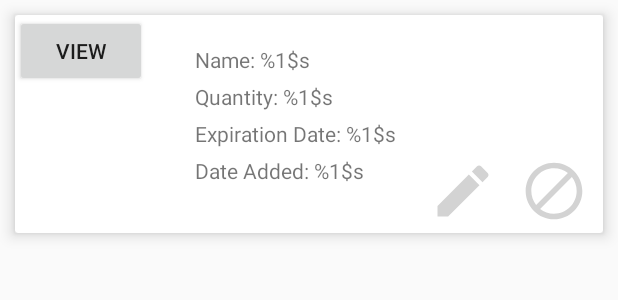
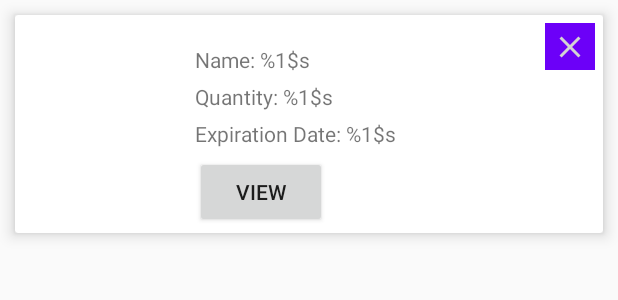
Before and after one commit to yyuanjing/Fridge_Friend, an Android app: the layout card_view_layout.xml on its own in the app's theme, with its tools: preview values and no code run, on a phone screen of 412 x 824 dp. Shown: the top 300 px of the screen. Run offline under Robolectric (Android 15) with nearby library versions, the phone set to English and light mode, and no system bars.

Commit message:
Created view layout file and edited food card

```diff
--- a/app/src/main/AndroidManifest.xml
+++ b/app/src/main/AndroidManifest.xml
@@ -13,6 +13,9 @@
         android:supportsRtl="true"
         android:theme="@style/Theme.FridgeFriend"
         tools:targetApi="31">
+        <activity
+            android:name=".ViewItemActivity"
+            android:exported="false" />
         <activity
             android:name=".ListsActivity"
             android:exported="false" />
--- a/app/src/main/java/com/fridgefriend/AddItemActivity.kt
+++ b/app/src/main/java/com/fridgefriend/AddItemActivity.kt
@@ -98,7 +98,7 @@ class AddItemActivity : AppCompatActivity() {
                 toast.show()
             }
             else{
-                foodList.add(Food(foodType,foodName,foodCount,foodExpire, "DATE ADDED", false))
+                foodList.add(Food(foodType,foodName,foodCount,foodExpire, false))
                 val intent2 = Intent(this, ListsActivity::class.java)
                 startActivity(intent2)
             }
--- a/app/src/main/java/com/fridgefriend/EditItemActivity.kt
+++ b/app/src/main/java/com/fridgefriend/EditItemActivity.kt
@@ -91,7 +91,7 @@ class EditItemActivity : AppCompatActivity() {
                 toast.show()
             }
             else{
-                foodList.add(Food(foodType,foodName,foodCount,foodExpire, "DATE ADDED", false))
+                foodList.add(Food(foodType,foodName,foodCount,foodExpire, false))
                 val intent2 = Intent(this, ListsActivity::class.java)
                 startActivity(intent2)
             }
--- a/app/src/main/java/com/fridgefriend/Food.kt
+++ b/app/src/main/java/com/fridgefriend/Food.kt
@@ -7,6 +7,5 @@ data class Food (
     val name: String,
     val quantity: String,
     val expiration_date: String,
-    val adding_date: String,
     var expired: Boolean
 )
--- a/app/src/main/java/com/fridgefriend/FoodCardAdapter.kt
+++ b/app/src/main/java/com/fridgefriend/FoodCardAdapter.kt
@@ -7,6 +7,7 @@ import android.view.View
 import android.view.ViewGroup
 import androidx.fragment.app.Fragment
 import android.widget.Button
+import android.widget.ImageButton
 import android.widget.ImageView
 import android.widget.TextView
 import androidx.core.content.ContextCompat.startActivity
@@ -25,9 +26,9 @@ class FoodCardAdapter (
             val foodName : TextView = view!!.findViewById(R.id.food_name)
             val foodQuantity : TextView = view!!.findViewById(R.id.food_quantity)
             val foodExpiration : TextView = view!!.findViewById(R.id.food_expiration)
-            val foodDateAdded : TextView = view!!.findViewById(R.id.date_added)
             val expired : ImageView = view!!.findViewById(R.id.expired_image)
             val view_button : Button = view!!.findViewById(R.id.view_button)
+            val delete_button : ImageButton = view!!.findViewById(R.id.delete_button)
 
         }
 
@@ -48,10 +49,10 @@ class FoodCardAdapter (
             holder.foodName.text = thisFood.name
             holder.foodQuantity.text = thisFood.quantity
             holder.foodExpiration.text = thisFood.expiration_date
-            holder.foodDateAdded.text = thisFood.adding_date
             if (thisFood.expired){
                 holder.expired.alpha = 1f
             }
             holder.view_button.setOnClickListener{recyclerViewInterface.onItemClick(position)}
+            holder.delete_button.setOnClickListener{recyclerViewInterface.onItemClickDelete(position)}
         }
 }
--- a/app/src/main/java/com/fridgefriend/HistoryCardAdapter.kt
+++ b/app/src/main/java/com/fridgefriend/HistoryCardAdapter.kt
@@ -19,7 +19,6 @@ class HistoryCardAdapter (
             val foodName : TextView = view!!.findViewById(R.id.food_name)
             val foodQuantity : TextView = view!!.findViewById(R.id.food_quantity)
             val foodExpiration : TextView = view!!.findViewById(R.id.food_expiration)
-            val foodDateAdded : TextView = view!!.findViewById(R.id.date_added)
             val expired : ImageView = view!!.findViewById(R.id.expired_image)
         }
 
@@ -36,7 +35,6 @@ class HistoryCardAdapter (
             holder.foodName.text = thisFood.name
             holder.foodQuantity.text = thisFood.quantity
             holder.foodExpiration.text = thisFood.expiration_date
-            holder.foodDateAdded.text = thisFood.adding_date
             if (thisFood.expired){
                 holder.expired.alpha = 1f
             }
--- a/app/src/main/java/com/fridgefriend/RecyclerViewInterface.kt
+++ b/app/src/main/java/com/fridgefriend/RecyclerViewInterface.kt
@@ -2,4 +2,5 @@ package com.fridgefriend
 
 interface RecyclerViewInterface {
     fun onItemClick(position: Int)
+    fun onItemClickDelete(position: Int)
 }
--- a/app/src/main/res/drawable/delete_icon.xml
+++ b/app/src/main/res/drawable/delete_icon.xml
@@ -1,5 +1,5 @@
 <vector android:height="24dp" android:tint="#D3D3D3"
     android:viewportHeight="24" android:viewportWidth="24"
     android:width="24dp" xmlns:android="http://schemas.android.com/apk/res/android">
-    <path android:fillColor="@android:color/white" android:pathData="M12,2C6.48,2 2,6.48 2,12s4.48,10 10,10 10,-4.48 10,-10S17.52,2 12,2zM4,12c0,-4.42 3.58,-8 8,-8 1.85,0 3.55,0.63 4.9,1.69L5.69,16.9C4.63,15.55 4,13.85 4,12zM12,20c-1.85,0 -3.55,-0.63 -4.9,-1.69L18.31,7.1C19.37,8.45 20,10.15 20,12c0,4.42 -3.58,8 -8,8z"/>
+    <path android:fillColor="@android:color/white" android:pathData="M19,6.41L17.59,5 12,10.59 6.41,5 5,6.41 10.59,12 5,17.59 6.41,19 12,13.41 17.59,19 19,17.59 13.41,12z"/>
 </vector>
--- a/app/src/main/res/layout/card_view_layout.xml
+++ b/app/src/main/res/layout/card_view_layout.xml
@@ -62,59 +62,37 @@
 
         </TextView>
 
-        <TextView
-            android:id="@+id/date_added"
-            android:layout_width="wrap_content"
-            android:layout_height="wrap_content"
-            android:layout_marginTop="5dp"
-            android:text="@string/date_added"
-            app:layout_constraintStart_toEndOf="@id/food_image"
-            app:layout_constraintStart_toStartOf="@id/food_expiration"
-            app:layout_constraintTop_toBottomOf="@id/food_expiration">
-
-        </TextView>
-
-
 
         <ImageView
             android:id="@+id/expired_image"
             android:layout_width="58dp"
             android:layout_height="57dp"
-            android:layout_marginTop="10dp"
-            android:layout_marginEnd="10dp"
+            android:layout_marginEnd="16dp"
+            android:layout_marginBottom="16dp"
             android:alpha="0"
-            app:layout_constraintEnd_toEndOf="parent"
-            app:layout_constraintTop_toTopOf="parent"
-            app:srcCompat="@drawable/expired" />
-
-        <ImageView
-            android:id="@+id/edit_icon"
-            android:layout_width="45dp"
-            android:layout_height="45dp"
-            android:layout_marginEnd="15dp"
-            android:onClick="editItem"
-            app:layout_constraintBottom_toBottomOf="@id/remove_icon"
-            app:layout_constraintEnd_toStartOf="@id/remove_icon"
-            app:srcCompat="@drawable/edit_icon" />
-
-        <ImageView
-            android:id="@+id/remove_icon"
-            android:layout_width="45dp"
-            android:layout_height="45dp"
-            android:layout_marginEnd="10dp"
-            android:layout_marginBottom="5dp"
-            android:onClick="removeItem"
             app:layout_constraintBottom_toBottomOf="parent"
             app:layout_constraintEnd_toEndOf="parent"
-            app:srcCompat="@drawable/delete_icon" />
+            app:srcCompat="@drawable/expired" />
 
         <Button
             android:id="@+id/view_button"
             android:layout_width="wrap_content"
             android:layout_height="wrap_content"
+            android:layout_marginTop="5dp"
             android:text="View"
-            tools:layout_editor_absoluteX="149dp"
-            tools:layout_editor_absoluteY="92dp" />
+            app:layout_constraintStart_toStartOf="@id/food_expiration"
+            app:layout_constraintTop_toBottomOf="@id/food_expiration"/>
+
+        <ImageButton
+            android:id="@+id/delete_button"
+            android:layout_width="33dp"
+            android:layout_height="31dp"
+            android:layout_marginTop="5dp"
+            android:layout_marginEnd="5dp"
+            android:background="#6C00F8"
+            app:layout_constraintEnd_toEndOf="parent"
+            app:layout_constraintTop_toTopOf="parent"
+            app:srcCompat="@drawable/delete_icon" />
 
     </androidx.constraintlayout.widget.ConstraintLayout>
 
```
Also changed, not shown: app/src/main/java/com/fridgefriend/FridgeFragment.kt (+7 -3 lines), app/src/main/java/com/fridgefriend/ViewItemActivity.kt (added, +12 -0 lines), app/src/main/res/layout/activity_view_item.xml (added, +27 -0 lines).
